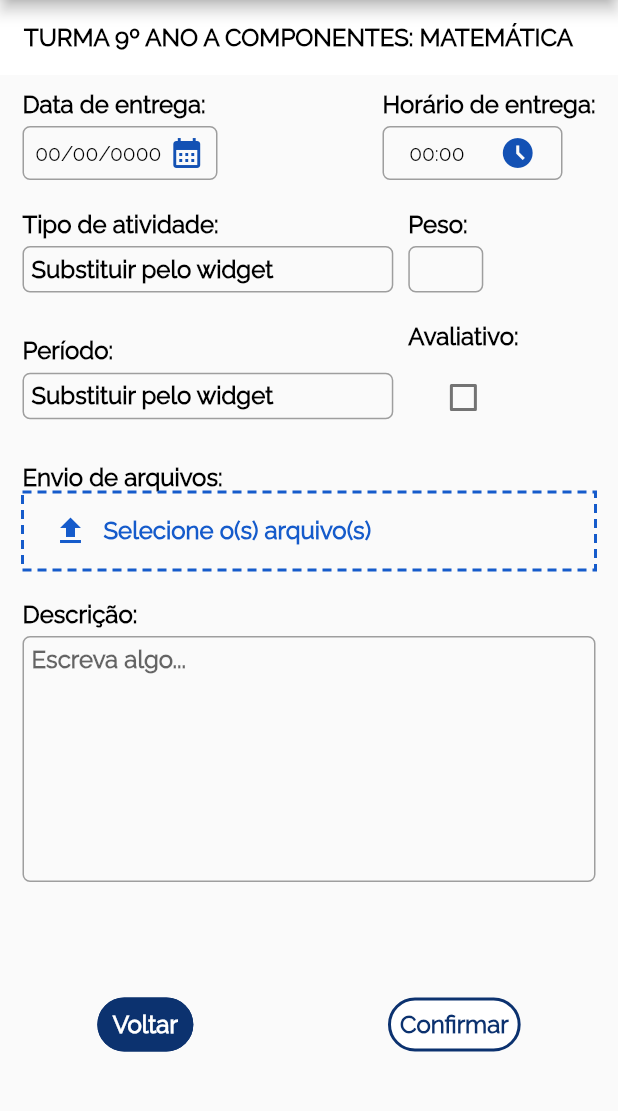
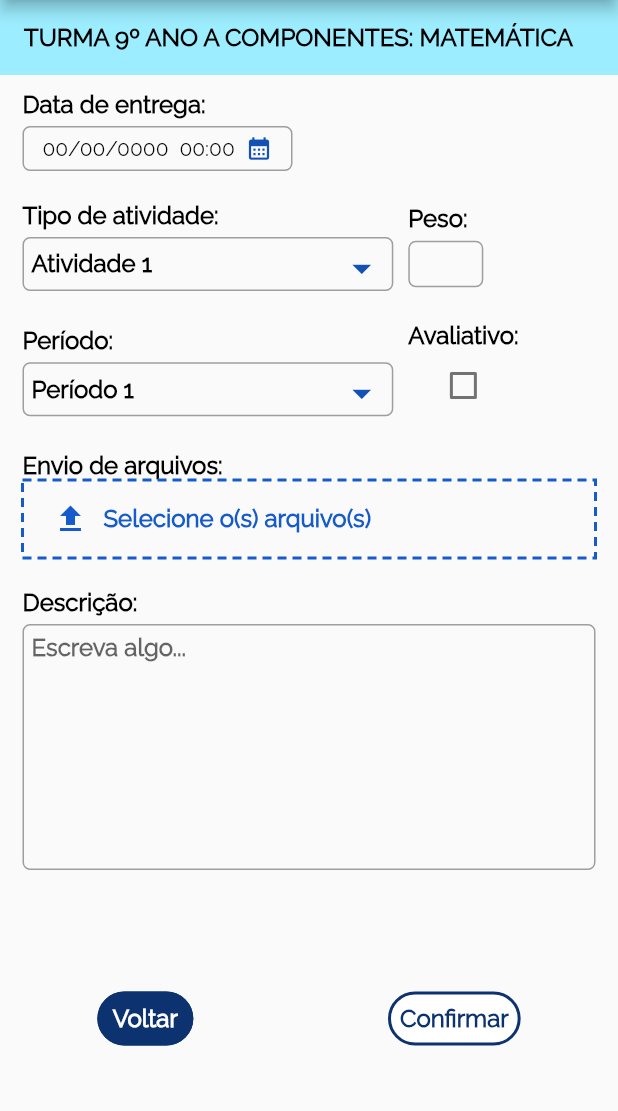
Before and after one commit to Itatech-Jr/Modern-School-Mobile, a Flutter app: the CreateActivityPage screen opened directly, on a phone screen of 412 x 824 dp, the part 84-1195 px from its top. Run offline on Flutter 3.47's test engine with Material 2 defaults, Android fonts, the phone set to English and light mode, and no system bars; drawn by our look-alikes of dotted_border; our stand-ins replace file_picker, font_awesome_flutter.

Commit message:
fixed issues

```diff
--- a/lib/app/feature/activity/page/create_activity_page.dart
+++ b/lib/app/feature/activity/page/create_activity_page.dart
@@ -2,13 +2,16 @@ import 'package:flutter/material.dart';
 import 'package:modern_school_mobile/app/feature/activity/provider/create_activity_provider.dart';
 import 'package:modern_school_mobile/app/feature/activity/widget/appbar_widget.dart';
 import 'package:modern_school_mobile/app/feature/activity/widget/button_widget.dart';
-import 'package:modern_school_mobile/app/feature/activity/widget/create_activity/date_with_time.dart';
+import 'package:modern_school_mobile/app/feature/activity/widget/create_activity/check_box_widget.dart';
+import 'package:modern_school_mobile/app/feature/activity/widget/create_activity/drop_down_buttom.dart';
+import 'package:modern_school_mobile/app/feature/activity/widget/create_activity/form_field_widget.dart';
+import 'package:modern_school_mobile/app/feature/activity/widget/create_activity/picker_calendary.dart';
+import 'package:modern_school_mobile/app/feature/activity/widget/create_activity/picker_time_zone.dart';
 import 'package:modern_school_mobile/app/feature/activity/widget/title_widget.dart';
+import 'package:modern_school_mobile/app/share/text_style.dart';
 import 'package:provider/provider.dart';
 import '../widget/create_activity/description.dart';
-import '../widget/create_activity/upload_file.dart';
-import '../widget/create_activity/evaluation_with_period.dart';
-import '../widget/create_activity/active_type_with_weight.dart';
+import '../widget/create_activity/picker_file.dart';
 
 class CreateActivityPage extends StatelessWidget {
   const CreateActivityPage({super.key});
@@ -21,27 +24,124 @@ class CreateActivityPage extends StatelessWidget {
       appBar: appbarWidget(),
       drawer: const Drawer(),
       body: Column(
+        crossAxisAlignment: CrossAxisAlignment.start,
         children: [
-          titleWidget(text: "TURMA 9º ANO A COMPONENTES: MATEMÁTICA"),
-          dateWithTimeWidget(
-            dataTimeField: controller.dataTimeField,
-            time: controller.time,
-            size: size,
-            onTapDate: () async {
-              controller.onTapDate(context);
-            },
-            onTapTime: () async {
-              controller.onTapTime(context);
-            },
+          titleWidget(
+              text: "TURMA 9º ANO A COMPONENTES: MATEMÁTICA",
+              backgroundColor: const Color(0xFF9cedff)),
+          Padding(
+            padding: const EdgeInsets.only(left: 15, top: 10, bottom: 10),
+            child: formFieldWidget(
+              width: 180,
+              title: "Data de entrega:",
+              child: Row(
+                mainAxisAlignment: MainAxisAlignment.spaceEvenly,
+                children: [
+                  pickerCalendary(
+                    calendary: controller.calendary,
+                    onTapDate: () {
+                      controller.onTapDate(context);
+                    },
+                  ),
+                  pickerTimeZone(
+                    timeZone: controller.timeZone,
+                    onTapTime: () {
+                      controller.onTapTime(context);
+                    },
+                  ),
+                  const Icon(
+                    size: 18,
+                    Icons.calendar_month_sharp,
+                    color: Color(0xFF1351b4),
+                  ),
+                ],
+              ),
+            ),
           ),
-          activeTypeWithWeight(size: size),
-          evaluationWithPeriod(
-            size: size,
-            checkbox: controller.checkBoxWidget(),
+          Padding(
+            padding: const EdgeInsets.only(left: 15, top: 10, bottom: 10),
+            child: Row(
+              mainAxisAlignment: MainAxisAlignment.start,
+              children: [
+                formFieldWidget(
+                  width: size.width * 0.6,
+                  title: "Tipo de atividade:",
+                  child: dropDownButton(
+                    dropdownvalue: controller.dropDownValueActive,
+                    items: controller.itemsActive,
+                    isDense: true,
+                    isExpanded: true,
+                    underline: const SizedBox(),
+                    onChanged: controller.dropDownButtonActive,
+                  ),
+                ),
+                const SizedBox(
+                  width: 10,
+                ),
+                formFieldWidget(
+                  title: "Peso:",
+                  width: 50,
+                  child: TextFormField(
+                    style: primaryTextStyle,
+                    keyboardType: TextInputType.number,
+                    textAlign: TextAlign.center,
+                    decoration: const InputDecoration(
+                      border: InputBorder.none,
+                      isCollapsed: true,
+                    ),
+                    onChanged: controller.weightField,
+                  ),
+                ),
+              ],
+            ),
           ),
-          uploadFile(
-              size: size,
-              file: controller.getFiles,
+          Padding(
+            padding: const EdgeInsets.only(left: 15, top: 10, bottom: 10),
+            child: Row(
+              mainAxisAlignment: MainAxisAlignment.start,
+              children: [
+                formFieldWidget(
+                  width: size.width * 0.6,
+                  title: "Período:",
+                  child: dropDownButton(
+                    dropdownvalue: controller.dropDownValuePeriod,
+                    items: controller.itemsPeriod,
+                    isDense: true,
+                    isExpanded: true,
+                    underline: const SizedBox(),
+                    onChanged: controller.dropDownButtonPeriod,
+                  ),
+                ),
+                const SizedBox(
+                  width: 10,
+                ),
+                SizedBox(
+                  child: Column(
+                    crossAxisAlignment: CrossAxisAlignment.start,
+                    children: [
+                      Column(
+                        crossAxisAlignment: CrossAxisAlignment.center,
+                        children: [
+                          SizedBox(
+                            child: Text(
+                              "Avaliativo:",
+                              style: primaryTextStyle,
+                            ),
+                          ),
+                          checkBoxWidget(
+                            check: controller.checkedBox,
+                            onChanged: controller.checkBoxOnChanged,
+                          ),
+                        ],
+                      ),
+                    ],
+                  ),
+                ),
+              ],
+            ),
+          ),
+          pickerFile(
+              onPressed: controller.onPressedFiles,
               title: controller.files != null
                   ? "Arquivos adicionado com sucesso!"
                   : "Selecione o(s) arquivo(s)"),
@@ -51,8 +151,7 @@ class CreateActivityPage extends StatelessWidget {
               mainAxisAlignment: MainAxisAlignment.spaceAround,
               children: [
                 buttonWidget(text: "Voltar"),
-                buttonWidget(
-                    text: "Confirmar", backgroundColor: Colors.white),
+                buttonWidget(text: "Confirmar", backgroundColor: Colors.white),
               ],
             ),
           ),
--- a/lib/app/feature/activity/provider/create_activity_provider.dart
+++ b/lib/app/feature/activity/provider/create_activity_provider.dart
@@ -3,10 +3,44 @@ import 'package:flutter/material.dart';
 import 'package:file_picker/file_picker.dart';
 
 class CreateActivityProvider extends ChangeNotifier {
-  String dataTimeField = "00/00/0000";
-  String time = "00:00";
+  String calendary = "00/00/0000";
+  String timeZone = "00:00";
+  String? weight;
   bool checkedBox = false;
   List<File>? files;
+
+  //logicamente esses itens iriam vir da API
+  String dropDownValueActive = "Atividade 1";
+  List<String> itemsActive = [
+    "Atividade 1",
+    "Atividade 2",
+    "Atividade 3",
+    "Atividade 4",
+    "Atividade 5",
+  ];
+
+  String dropDownValuePeriod = "Período 1";
+  List<String> itemsPeriod = [
+    "Período 1",
+    "Período 2",
+    "Período 3",
+    "Período 4",
+    "Período 5",
+  ];
+
+  void dropDownButtonActive(String? s) {
+    dropDownValueActive = s!;
+    notifyListeners();
+  }
+
+  void dropDownButtonPeriod(String? s) {
+    dropDownValuePeriod = s!;
+    notifyListeners();
+  }
+
+  void weightField(String? value) {
+    weight = value;
+  }
 
   //funcao da: Data de entrega: calendary
   void onTapDate(BuildContext context) async {
@@ -16,11 +50,12 @@ class CreateActivityProvider extends ChangeNotifier {
         firstDate: DateTime(2015),
         lastDate: DateTime(2101));
     if (novaData != null) {
-      dataTimeField = "${novaData.day}/${novaData.month}/${novaData.year}";
+      calendary = "${novaData.day}/${novaData.month}/${novaData.year}";
       notifyListeners();
     }
   }
 
+  //usado logo abaixo no onTapTime só pra retornar a String
   String getPickedTime(TimeOfDay pickedTime, BuildContext context) {
     return pickedTime.format(context).toString();
   }
@@ -33,31 +68,23 @@ class CreateActivityProvider extends ChangeNotifier {
     );
     if (pickedTime != null) {
       // ignore: use_build_context_synchronously
-      time = getPickedTime(pickedTime, context);
+      timeZone = getPickedTime(pickedTime, context);
       notifyListeners();
     }
   }
 
-  void getFiles() async {
+  void onPressedFiles() async {
     FilePickerResult? resul =
         await FilePicker.platform.pickFiles(allowMultiple: true);
     if (resul != null) {
       files = resul.paths.map((e) => File(e!)).toList();
-    } else {
-      //cancelou
-      files = null;
     }
     notifyListeners();
   }
 
-  Checkbox checkBoxWidget() {
-    return Checkbox(
-      value: checkedBox,
-      onChanged: (bool? value) {
-        checkedBox = value!;
-        notifyListeners();
-      },
-    );
+  void checkBoxOnChanged(bool? value) {
+    checkedBox = value!;
+    notifyListeners();
   }
 
   void justNorifier() {
--- /dev/null
+++ b/lib/app/feature/activity/widget/create_activity/check_box_widget.dart
@@ -0,0 +1,7 @@
+import 'package:flutter/material.dart';
+Widget checkBoxWidget({Function(bool?)? onChanged,bool? check}) {
+  return Checkbox(
+    value: check ?? false,
+    onChanged: onChanged,
+  );
+}
--- a/lib/app/feature/activity/widget/create_activity/date_with_time.dart
+++ /dev/null
@@ -1,55 +0,0 @@
-import 'package:flutter/material.dart';
-import 'package:modern_school_mobile/app/feature/activity/widget/create_activity/form_field_widget.dart';
-import 'package:modern_school_mobile/app/share/text_style.dart';
-
-
-Widget dateWithTimeWidget(
-    {required String dataTimeField,
-    required String time,
-    required Size size,
-    required VoidCallback onTapDate,
-    required VoidCallback onTapTime}) {
-  return Padding(
-    padding: const EdgeInsets.only(left: 15,right: 15,top: 10,bottom: 10),
-    child: Row(
-      mainAxisAlignment: MainAxisAlignment.spaceBetween,
-      children: [
-        formFieldWidget(
-          width: 130,
-          title: "Data de entrega:",
-          child: InkWell(
-            onTap: onTapDate,
-            child: Row(
-              mainAxisAlignment: MainAxisAlignment.spaceAround,
-              children: [
-                Text(dataTimeField, style: secondaryTextStyle),
-                const Icon(
-                  Icons.calendar_month_sharp,
-                  color: Color(0xFF1351b4),
-                ),
-              ],
-            ),
-          ),
-        ),
-        formFieldWidget(
-          width: 120,
-          title: "Horário de entrega:",
-          child: GestureDetector(
-            behavior: HitTestBehavior.translucent,
-            onTap: onTapTime,
-            child: Row(
-              mainAxisAlignment: MainAxisAlignment.spaceAround,
-              children: [
-                Text(time, style: secondaryTextStyle),
-                const Icon(
-                  Icons.access_time_filled,
-                  color: Color(0xFF1351b4),
-                ),
-              ],
-            ),
-          ),
-        ),
-      ],
-    ),
-  );
-}
--- /dev/null
+++ b/lib/app/feature/activity/widget/create_activity/drop_down_buttom.dart
@@ -0,0 +1,27 @@
+import 'package:flutter/material.dart';
+import 'package:modern_school_mobile/app/share/text_style.dart';
+
+Widget dropDownButton({
+  required String dropdownvalue,
+  required List <String> items,
+  Function(String? value)? onChanged,
+  Widget? underline,//só aceita "caixas", sizedbox, container, etc.
+  bool isDense = false,
+  bool isExpanded = false,
+}) {
+  return DropdownButton(
+    icon: const Icon(Icons.arrow_drop_down,color: Color(0xFF1351b4),size: 30,),
+    isDense: isDense,
+    isExpanded: isExpanded,
+    underline: underline,
+    style: primaryTextStyle,
+    value: dropdownvalue,
+    items: items.map((String items) {
+      return DropdownMenuItem(
+        value: items,
+        child: Text(items,),
+      );
+    }).toList(),
+    onChanged: onChanged,
+  );
+}
--- a/lib/app/feature/activity/widget/create_activity/evaluation_with_period.dart
+++ b/lib/app/feature/activity/widget/create_activity/evaluation_with_period.dart
@@ -24,8 +24,8 @@ Widget evaluationWithPeriod({required Size size, required Checkbox checkbox}) {
         const SizedBox(
           width: 10,
         ),
-        SizedBox(
-          width: size.width * 0.25,
+        Container(
+          color: Colors.green,
           child: Column(
             crossAxisAlignment: CrossAxisAlignment.start,
             children: [
@@ -38,13 +38,7 @@ Widget evaluationWithPeriod({required Size size, required Checkbox checkbox}) {
                       style: primaryTextStyle,
                     ),
                   ),
-                  const SizedBox(
-                    height: 7,
-                  ),
-                  SizedBox(
-                    width: 40,
-                    child: checkbox,
-                  ),
+                  checkbox,
                 ],
               ),
             ],
--- /dev/null
+++ b/lib/app/feature/activity/widget/create_activity/icon_clock.dart
@@ -0,0 +1,7 @@
+import 'package:flutter/material.dart';
+Widget iconClock({Color? color}) {
+  return Icon(
+    Icons.access_time_filled,
+    color: color ?? const Color(0xFF1351b4),
+  );
+}
--- /dev/null
+++ b/lib/app/feature/activity/widget/create_activity/picker_calendary.dart
@@ -0,0 +1,9 @@
+import 'package:flutter/material.dart';
+import 'package:modern_school_mobile/app/share/text_style.dart';
+
+Widget pickerCalendary({required String calendary, VoidCallback? onTapDate}) {
+  return InkWell(
+    onTap: onTapDate,
+    child: Text(calendary, style: secondaryTextStyle),
+  );
+}
--- a/lib/app/feature/activity/widget/create_activity/upload_file.dart
+++ b/lib/app/feature/activity/widget/create_activity/picker_file.dart
@@ -2,8 +2,7 @@ import 'package:dotted_border/dotted_border.dart';
 import 'package:flutter/material.dart';
 import '../../../../share/text_style.dart';
 
-Widget uploadFile(
-    {required Size size, required VoidCallback file, required String title}) {
+Widget pickerFile({required VoidCallback onPressed, required String title}) {
   return Padding(
     padding: const EdgeInsets.only(left: 15, right: 15, top: 10, bottom: 10),
     child: Column(
@@ -13,7 +12,7 @@ Widget uploadFile(
         dashedBorder(
           color: const Color(0xFF155bcb),
           child: TextButton(
-            onPressed: file,
+            onPressed: onPressed,
             child: Row(
               crossAxisAlignment: CrossAxisAlignment.center,
               children: [
@@ -27,7 +26,7 @@ Widget uploadFile(
                 Text(
                   title,
                   style: primaryTextStyle.copyWith(
-                      color: const Color(0xFF155bcb),
+                    color: const Color(0xFF155bcb),
                   ),
                 )
               ],
@@ -42,10 +41,10 @@ Widget uploadFile(
 Widget dashedBorder({
   Color color = Colors.black,
   double strokeWidth = 2,
-  List<double> pattern = const [6,4],
+  List<double> pattern = const [6, 4],
   StrokeCap strokeCap = StrokeCap.butt,
   required Widget child,
-  }) {
+}) {
   return DottedBorder(
     color: color,
     strokeWidth: strokeWidth,
--- /dev/null
+++ b/lib/app/feature/activity/widget/create_activity/picker_time_zone.dart
@@ -0,0 +1,9 @@
+import 'package:flutter/material.dart';
+import 'package:modern_school_mobile/app/share/text_style.dart';
+
+Widget pickerTimeZone({required String timeZone, VoidCallback? onTapTime}) {
+  return InkWell(
+    onTap: onTapTime,
+    child: Text(timeZone, style: secondaryTextStyle),
+  );
+}
```
Also changed, not shown: lib/app/feature/activity/widget/create_activity/icon_calendary.dart (added).
